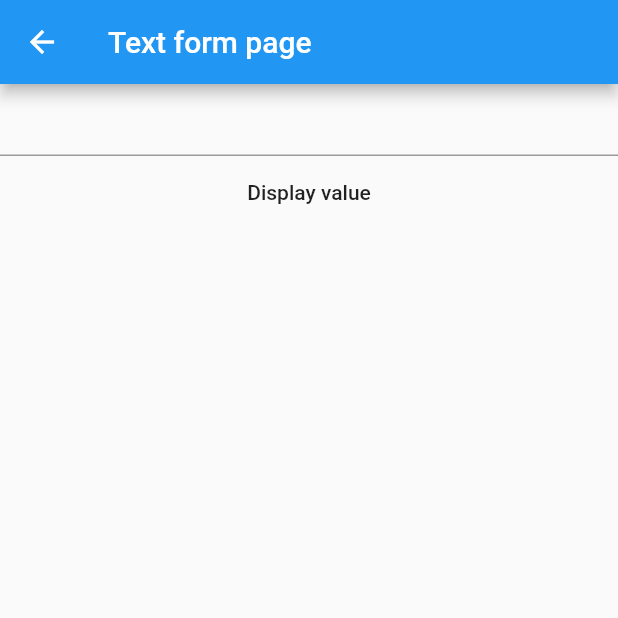
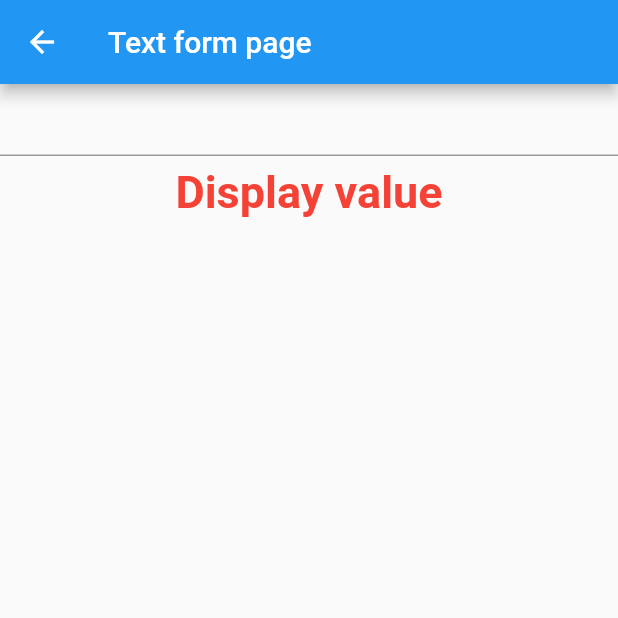
Before and after one commit to Aphideth/flutter_training, a Flutter app: the TextFormPage screen opened by its route, after a tap on "Display value", on a phone screen of 412 x 824 dp, the top half of it. Run offline on Flutter 3.47's test engine with Material 2 defaults, Android fonts, the phone set to English and light mode, and no system bars; network calls fail.

```diff
--- a/lib/textForm_page.dart
+++ b/lib/textForm_page.dart
@@ -9,6 +9,7 @@ class TextFormPage extends StatefulWidget {
 
 //déclaration du champ de texte
 TextEditingController _controller = TextEditingController();
+String userInput = "Nothing";
 
 class _TextFormPageState extends State<TextFormPage> {
   @override
@@ -23,10 +24,22 @@ class _TextFormPageState extends State<TextFormPage> {
             controller: _controller, //appel du controller
           ),
           MaterialButton(
-            onPressed: () {},
-            child: Text("Display value"),
+            onPressed: () {
+              setState(() {
+                userInput = _controller.text;
+              });
+            },
+            child: Text(
+              "Display value",
+              style: TextStyle(
+                color: Colors.red,
+                fontSize: 30,
+                fontWeight: FontWeight.bold,
+              ),
+            ),
           )
         ],
+        // TODO display input
       ),
     );
   }
```
